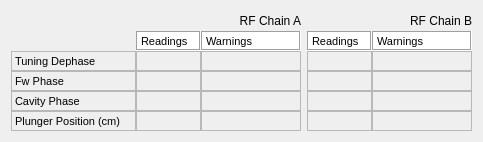
Qt form src/llrfgui/widgets/tuningdiag/ui/TuningDiag.ui (amilan/app-maxiv-llrfexpert) before a commit.
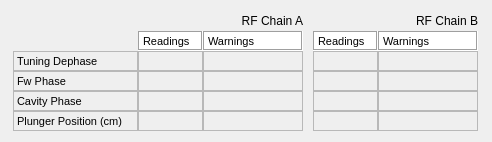
The same form after that commit. Custom widgets are drawn as their Qt base class.

Commit message:
Scrollable area added.
An scroll area has been added to each widget.

Diff of the .ui file:
```diff
--- a/src/llrfgui/widgets/tuningdiag/ui/TuningDiag.ui
+++ b/src/llrfgui/widgets/tuningdiag/ui/TuningDiag.ui
@@ -6,14 +6,38 @@
    <rect>
     <x>0</x>
     <y>0</y>
-    <width>483</width>
-    <height>140</height>
+    <width>492</width>
+    <height>142</height>
    </rect>
   </property>
   <property name="windowTitle">
    <string>Form</string>
   </property>
   <layout class="QGridLayout" name="gridLayout">
+   <property name="margin">
+    <number>0</number>
+   </property>
+   <property name="spacing">
+    <number>0</number>
+   </property>
+   <item row="0" column="0">
+    <widget class="QScrollArea" name="scrollArea">
+     <property name="frameShape">
+      <enum>QFrame::NoFrame</enum>
+     </property>
+     <property name="widgetResizable">
+      <bool>true</bool>
+     </property>
+     <widget class="QWidget" name="scrollAreaWidgetContents">
+      <property name="geometry">
+       <rect>
+        <x>0</x>
+        <y>0</y>
+        <width>492</width>
+        <height>142</height>
+       </rect>
+      </property>
+      <layout class="QGridLayout" name="gridLayout_2">
    <item row="0" column="0">
     <layout class="QGridLayout" name="_2">
      <property name="spacing">
@@ -1107,6 +1131,10 @@
       </widget>
      </item>
     </layout>
+       </item>
+      </layout>
+     </widget>
+    </widget>
    </item>
   </layout>
  </widget>
```
Lines whose indentation alone changed are shown as unchanged. The commit also changes 24 other files.
